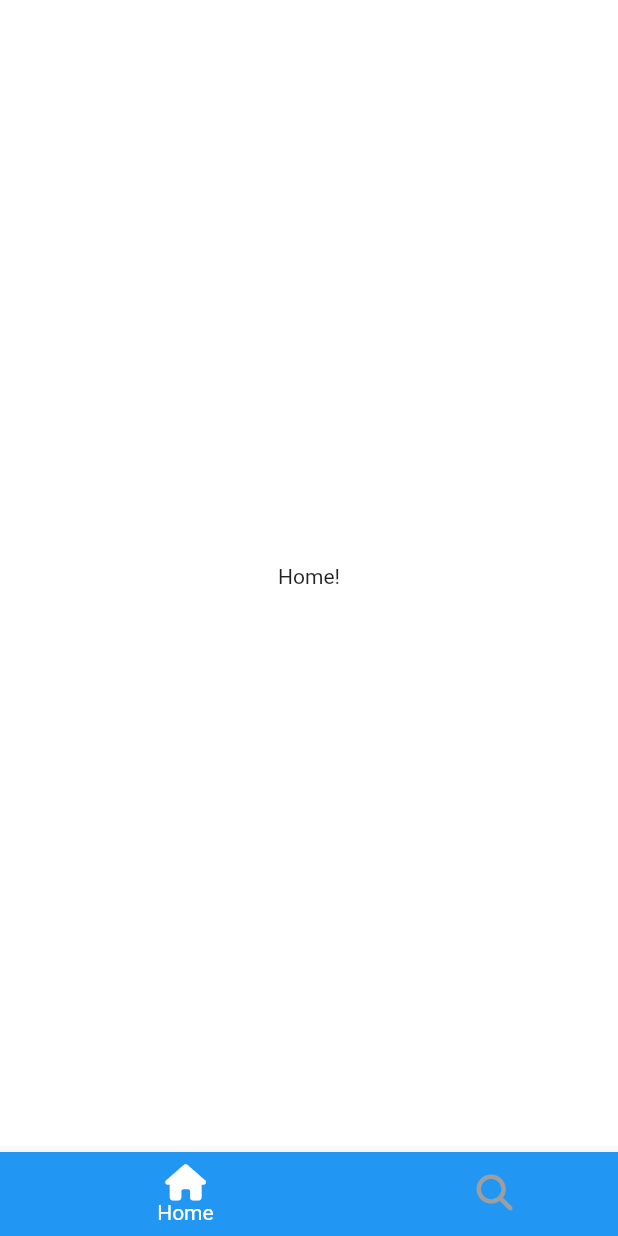
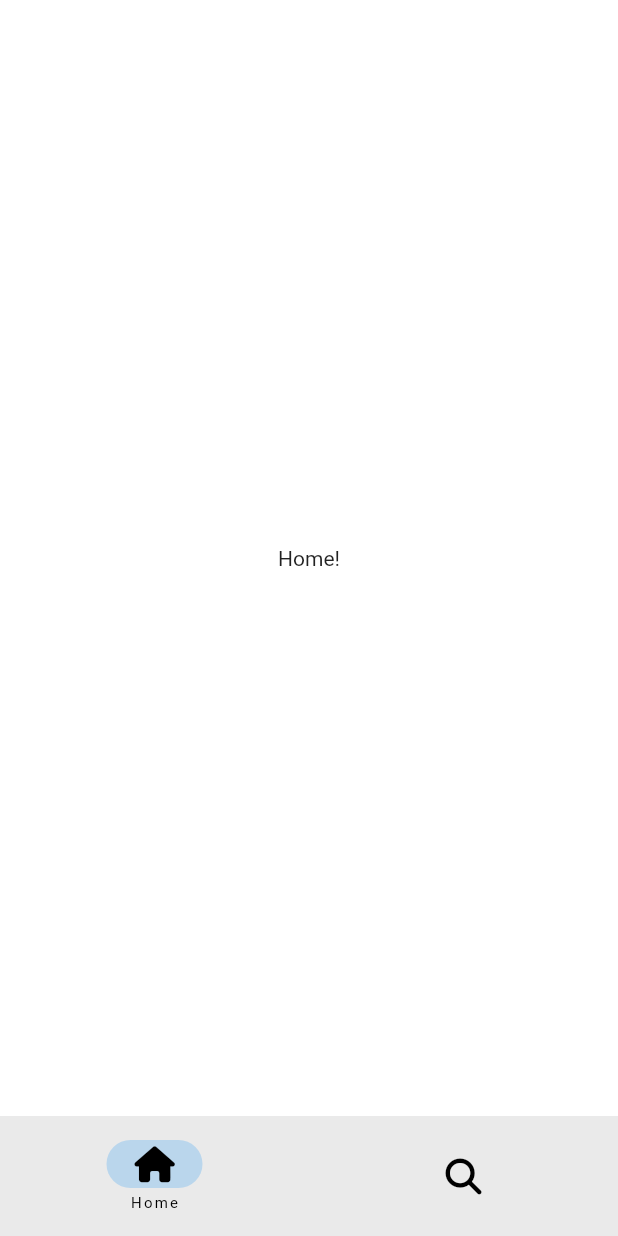
Before and after one commit to imonkfcwifi/tiktok, a Flutter app: the screen it shows after launch, on a phone screen of 412 x 824 dp. Run offline on Flutter 3.47's test engine with Material 2 defaults, Android fonts, the phone set to English and light mode, and no system bars; our stand-ins replace font_awesome_flutter.

Commit message:
NavigationBar

```diff
--- a/lib/features/main_navigation/main_navigation_screen.dart
+++ b/lib/features/main_navigation/main_navigation_screen.dart
@@ -30,26 +30,27 @@ class _MainNavigationScreenState extends State<MainNavigationScreen> {
   @override
   Widget build(BuildContext context) {
     return Scaffold(
-      body: screens[_selectedIndex],
-      bottomNavigationBar: BottomNavigationBar(
-        type: BottomNavigationBarType.shifting,
-        currentIndex: _selectedIndex,
-        onTap: _onTap,
-        //selectedItemColor: Theme.of(context).primaryColor,
-        unselectedItemColor: Colors.grey,
-        items: const [
-          BottomNavigationBarItem(
-              icon: FaIcon(FontAwesomeIcons.house),
-              label: "Home",
-              tooltip: "Home",
-              backgroundColor: Colors.blue),
-          BottomNavigationBarItem(
-              icon: FaIcon(FontAwesomeIcons.magnifyingGlass),
-              label: "Search",
-              tooltip: "Search",
-              backgroundColor: Colors.yellow),
-        ],
-      ),
-    );
+        body: screens[_selectedIndex],
+        bottomNavigationBar: NavigationBar(
+          labelBehavior: NavigationDestinationLabelBehavior.onlyShowSelected,
+          selectedIndex: _selectedIndex,
+          onDestinationSelected: _onTap,
+          destinations: const [
+            NavigationDestination(
+              icon: FaIcon(
+                FontAwesomeIcons.house,
+                color: Colors.black,
+              ),
+              label: 'Home',
+            ),
+            NavigationDestination(
+              icon: FaIcon(
+                FontAwesomeIcons.magnifyingGlass,
+                color: Colors.black,
+              ),
+              label: 'Search',
+            )
+          ],
+        ));
   }
 }
```
